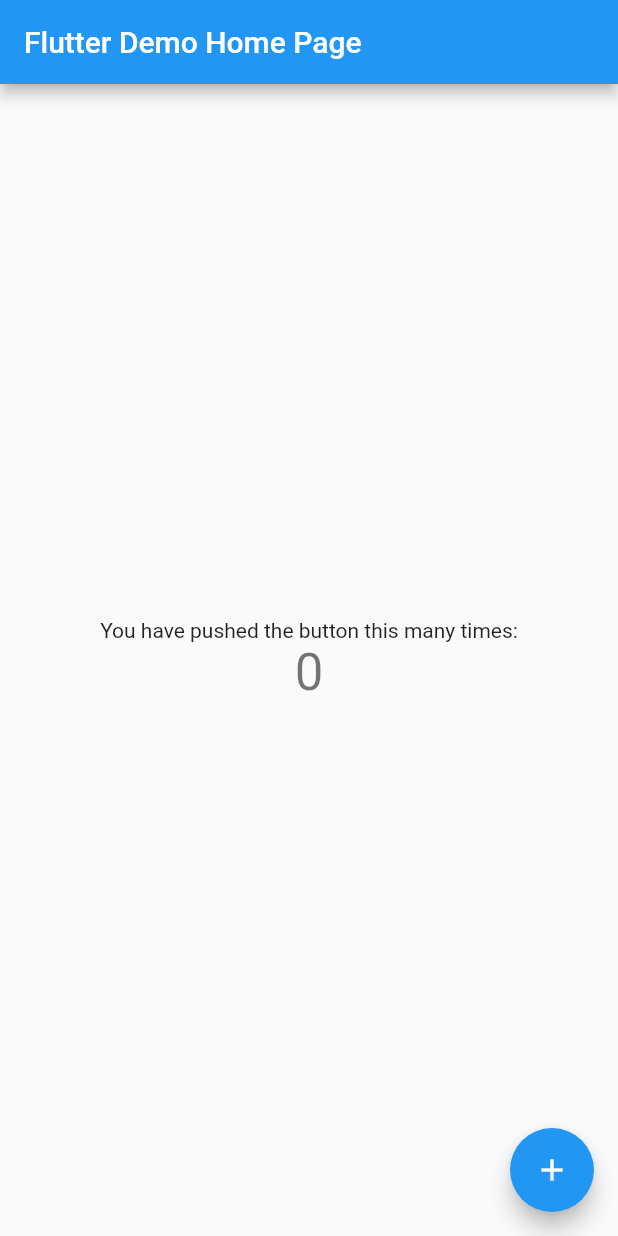
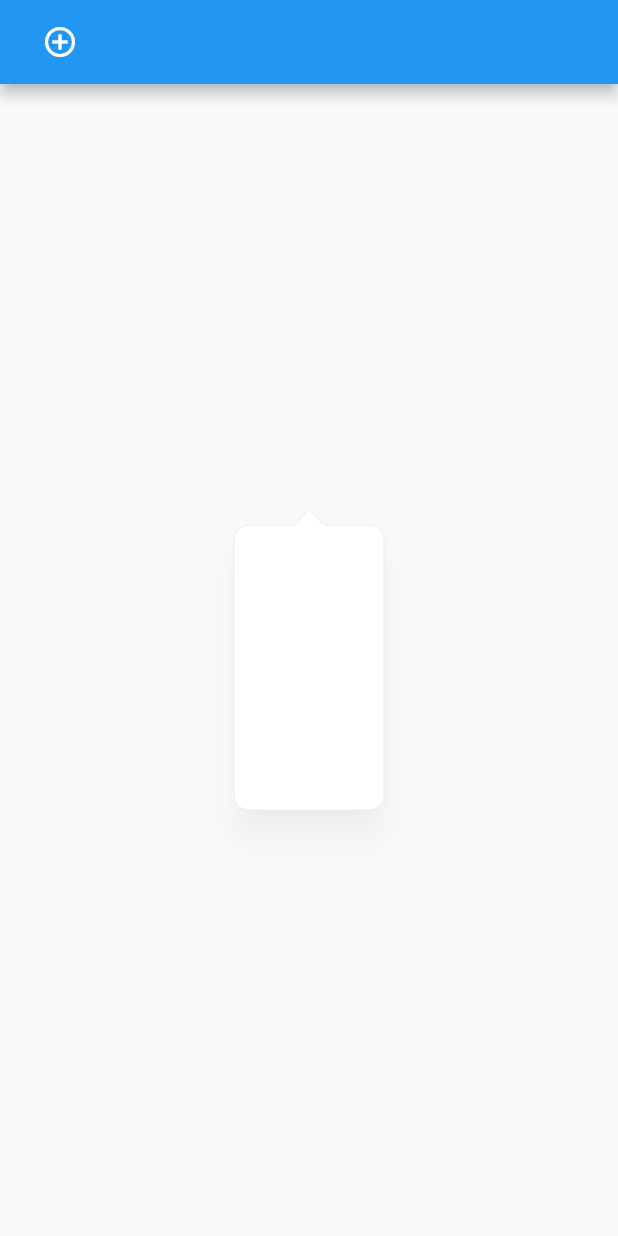
Before and after one commit to wxxedu/my_popup_menu, a Flutter app: the screen it shows after launch, on a phone screen of 412 x 824 dp. Run offline on Flutter 3.47's test engine with Material 2 defaults, Android fonts, the phone set to English and light mode, and no system bars; drawn by our look-alikes of flutter_platform_widgets; our stand-ins replace equatable.

```diff
--- a/example/lib/main.dart
+++ b/example/lib/main.dart
@@ -1,4 +1,6 @@
-import 'package:flutter/material.dart';
+import 'package:flutter/widgets.dart';
+import 'package:flutter_platform_widgets/flutter_platform_widgets.dart';
+import 'package:my_popup_menu/my_popup_menu.dart';
 
 void main() {
   runApp(const MyApp());
@@ -10,106 +12,45 @@ class MyApp extends StatelessWidget {
   // This widget is the root of your application.
   @override
   Widget build(BuildContext context) {
-    return MaterialApp(
+    return const PlatformApp(
       title: 'Flutter Demo',
-      theme: ThemeData(
-        // This is the theme of your application.
-        //
-        // Try running your application with "flutter run". You'll see the
-        // application has a blue toolbar. Then, without quitting the app, try
-        // changing the primarySwatch below to Colors.green and then invoke
-        // "hot reload" (press "r" in the console where you ran "flutter run",
-        // or simply save your changes to "hot reload" in a Flutter IDE).
-        // Notice that the counter didn't reset back to zero; the application
-        // is not restarted.
-        primarySwatch: Colors.blue,
-      ),
-      home: const MyHomePage(title: 'Flutter Demo Home Page'),
+      home: ExampleHomePage(),
     );
   }
 }
 
-class MyHomePage extends StatefulWidget {
-  const MyHomePage({Key? key, required this.title}) : super(key: key);
-
-  // This widget is the home page of your application. It is stateful, meaning
-  // that it has a State object (defined below) that contains fields that affect
-  // how it looks.
-
-  // This class is the configuration for the state. It holds the values (in this
-  // case the title) provided by the parent (in this case the App widget) and
-  // used by the build method of the State. Fields in a Widget subclass are
-  // always marked "final".
-
-  final String title;
-
-  @override
-  State<MyHomePage> createState() => _MyHomePageState();
-}
-
-class _MyHomePageState extends State<MyHomePage> {
-  int _counter = 0;
-
-  void _incrementCounter() {
-    setState(() {
-      // This call to setState tells the Flutter framework that something has
-      // changed in this State, which causes it to rerun the build method below
-      // so that the display can reflect the updated values. If we changed
-      // _counter without calling setState(), then the build method would not be
-      // called again, and so nothing would appear to happen.
-      _counter++;
-    });
-  }
+class ExampleHomePage extends StatelessWidget {
+  const ExampleHomePage({Key? key}) : super(key: key);
 
   @override
   Widget build(BuildContext context) {
-    // This method is rerun every time setState is called, for instance as done
-    // by the _incrementCounter method above.
-    //
-    // The Flutter framework has been optimized to make rerunning build methods
-    // fast, so that you can just rebuild anything that needs updating rather
-    // than having to individually change instances of widgets.
-    return Scaffold(
-      appBar: AppBar(
-        // Here we take the value from the MyHomePage object that was created by
-        // the App.build method, and use it to set our appbar title.
-        title: Text(widget.title),
+    return PlatformScaffold(
+      appBar: PlatformAppBar(
+        title: MyPopupIconButton(
+          isSelected: true,
+          menuContent: const MyPopupMenu(
+            size: Size(100, 100),
+            child: Text("Hello World!"),
+          ),
+          selectedIcon: Icon(
+            PlatformIcons(context).addCircled,
+          ),
+          notSelectedIcon: Icon(
+            PlatformIcons(context).add,
+          ),
+        ),
       ),
       body: Center(
-        // Center is a layout widget. It takes a single child and positions it
-        // in the middle of the parent.
-        child: Column(
-          // Column is also a layout widget. It takes a list of children and
-          // arranges them vertically. By default, it sizes itself to fit its
-          // children horizontally, and tries to be as tall as its parent.
-          //
-          // Invoke "debug painting" (press "p" in the console, choose the
-          // "Toggle Debug Paint" action from the Flutter Inspector in Android
-          // Studio, or the "Toggle Debug Paint" command in Visual Studio Code)
-          // to see the wireframe for each widget.
-          //
-          // Column has various properties to control how it sizes itself and
-          // how it positions its children. Here we use mainAxisAlignment to
-          // center the children vertically; the main axis here is the vertical
-          // axis because Columns are vertical (the cross axis would be
-          // horizontal).
-          mainAxisAlignment: MainAxisAlignment.center,
-          children: <Widget>[
-            const Text(
-              'You have pushed the button this many times:',
-            ),
-            Text(
-              '$_counter',
-              style: Theme.of(context).textTheme.headline4,
-            ),
-          ],
+        child: CustomPaint(
+          size: const Size(100, 200),
+          painter: MyPopupPainter(
+            color: const Color(0xFFFFFFFF),
+            trianglePointerSize: const Size(20, 10),
+            cornerRadius: 10,
+            elevation: 10,
+          ),
         ),
       ),
-      floatingActionButton: FloatingActionButton(
-        onPressed: _incrementCounter,
-        tooltip: 'Increment',
-        child: const Icon(Icons.add),
-      ), // This trailing comma makes auto-formatting nicer for build methods.
     );
   }
 }
--- a/example/pubspec.yaml
+++ b/example/pubspec.yaml
@@ -34,6 +34,8 @@ dependencies:
   # The following adds the Cupertino Icons font to your application.
   # Use with the CupertinoIcons class for iOS style icons.
   cupertino_icons: ^1.0.2
+  my_popup_menu:
+    path: ../
 
 dev_dependencies:
   flutter_test:
--- /dev/null
+++ b/lib/helpers/my_relative_position.dart
@@ -0,0 +1,30 @@
+import 'package:equatable/equatable.dart';
+
+/// A relative position of a child.
+///
+/// The [percentX] and [percentY] values are relative to the child's size.
+class MyRelativePosition extends Equatable {
+  const MyRelativePosition(this.percentX, this.percentY);
+
+  /// The horizontal position of the child relative to the parent.
+  final double percentX;
+
+  /// The vertical position of the child relative to the parent.
+  final double percentY;
+
+  @override
+  List<Object?> get props => [
+        percentX,
+        percentY,
+      ];
+
+  static const topLeft = MyRelativePosition(0, 0);
+  static const topMiddle = MyRelativePosition(0.5, 0);
+  static const topRight = MyRelativePosition(1, 0);
+  static const middleLeft = MyRelativePosition(0, 0.5);
+  static const middle = MyRelativePosition(0.5, 0.5);
+  static const middleRight = MyRelativePosition(1, 0.5);
+  static const bottomLeft = MyRelativePosition(0, 1);
+  static const bottomMiddle = MyRelativePosition(0.5, 1);
+  static const bottomRight = MyRelativePosition(1, 1);
+}
--- /dev/null
+++ b/lib/widgets/my_popup_button.dart
@@ -0,0 +1,92 @@
+import 'package:flutter/widgets.dart';
+import 'package:flutter_platform_widgets/flutter_platform_widgets.dart';
+import '../helpers/global_key_helpers.dart';
+import '../helpers/my_relative_position.dart';
+import 'my_popup_menu.dart';
+
+/// A [BlocBuilder] that displays a [PopupMenuButton]
+class MyPopupIconButton extends StatefulWidget {
+  const MyPopupIconButton({
+    Key? key,
+    required this.isSelected,
+    required this.menuContent,
+    this.onPressed,
+    this.selectedIcon,
+    this.notSelectedIcon,
+    this.selectedColor,
+    this.notSelectedColor,
+    this.padding,
+    this.disabledColor,
+    this.popupOffset = const Offset(0, 0),
+  }) : super(key: key);
+  final MyPopupMenu menuContent;
+  final bool isSelected;
+  final Offset popupOffset;
+  final void Function()? onPressed;
+  final Widget? selectedIcon;
+  final Widget? notSelectedIcon;
+  final Color? selectedColor;
+  final Color? notSelectedColor;
+  final Color? disabledColor;
+  final EdgeInsets? padding;
+
+  @override
+  State<MyPopupIconButton> createState() => _MyPopupIconButtonState();
+}
+
+class _MyPopupIconButtonState extends State<MyPopupIconButton> {
+  final GlobalKey myKey = GlobalKey();
+
+  OverlayEntry? overlayEntry;
+
+  @override
+  Widget build(BuildContext context) {
+    return PlatformIconButton(
+      key: myKey,
+      onPressed: () => _onPressed(context),
+      icon: widget.isSelected ? widget.selectedIcon : widget.notSelectedIcon,
+      color: widget.isSelected ? widget.selectedColor : widget.notSelectedColor,
+      disabledColor: widget.disabledColor,
+      padding: widget.padding,
+    );
+  }
+
+  void _onPressed(BuildContext context) {
+    if (widget.isSelected) {
+      _showMenu();
+    } else {
+      if (widget.onPressed != null) widget.onPressed!();
+    }
+  }
+
+  void _showMenu() {
+    overlayEntry = OverlayEntry(
+      builder: (context) {
+        final childPosition = myKey.getChildPosition(
+            offset: widget.popupOffset,
+            relativePosition: MyRelativePosition.bottomMiddle)!;
+        return Stack(
+          children: [
+            GestureDetector(
+              behavior: HitTestBehavior.opaque,
+              onTap: _hideMenu,
+            ),
+            Positioned(
+              top: childPosition.dy,
+              left: childPosition.dx - widget.menuContent.size.width / 2,
+              child: widget.menuContent.build(context),
+            ),
+          ],
+        );
+      },
+    );
+
+    Overlay.of(context)!.insert(overlayEntry!);
+  }
+
+  void _hideMenu() {
+    if (overlayEntry != null) {
+      overlayEntry!.remove();
+    }
+  }
+}
--- /dev/null
+++ b/lib/widgets/my_popup_menu_border.dart
@@ -0,0 +1,11 @@
+import 'package:flutter/widgets.dart';
+
+class MyPopupMenuBorder {
+  final double width;
+  final Color color;
+
+  const MyPopupMenuBorder({
+    required this.width,
+    required this.color,
+  });
+}
```
Also changed, not shown: lib/helpers/global_key_helpers.dart (added, +37 -0 lines), lib/helpers/path_helpers.dart (added, +11 -0 lines), lib/my_popup_menu.dart (+3 -5 lines), lib/widgets/my_popup_menu.dart (added, +54 -0 lines), lib/widgets/my_popup_painter.dart (added, +153 -0 lines), pubspec.yaml (+34 -35 lines), example/pubspec.lock, 1 other file.
